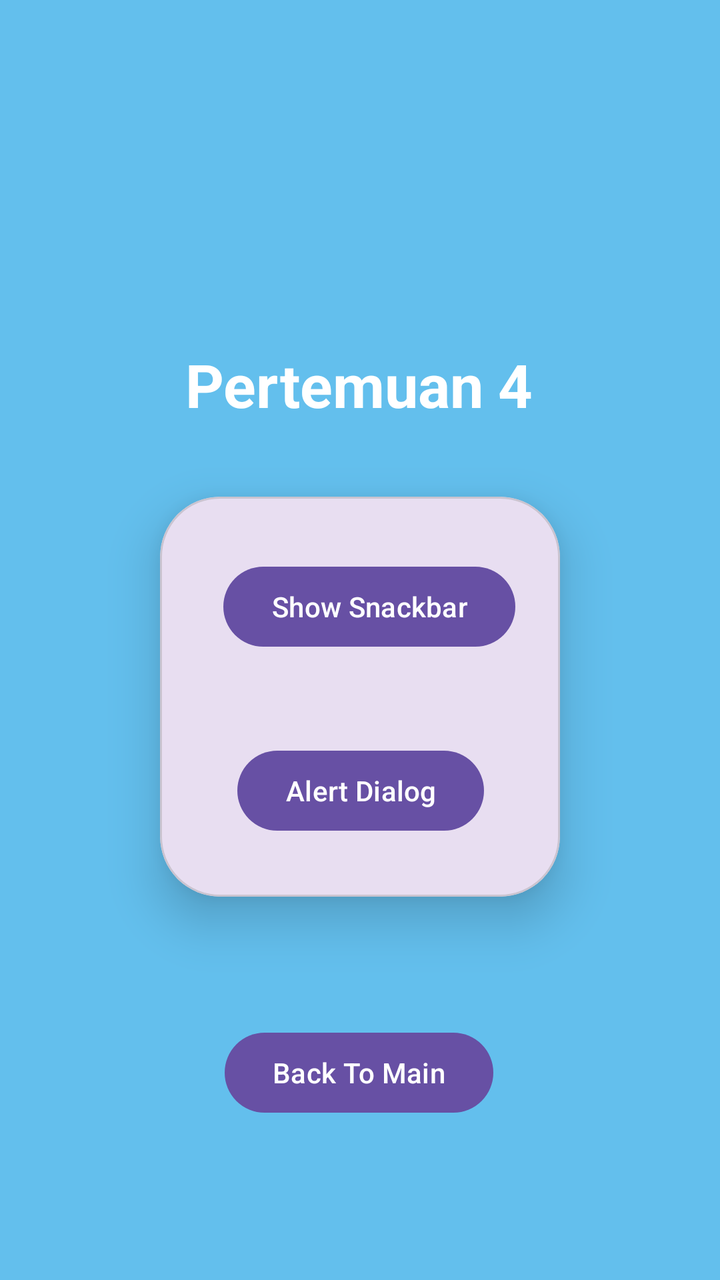
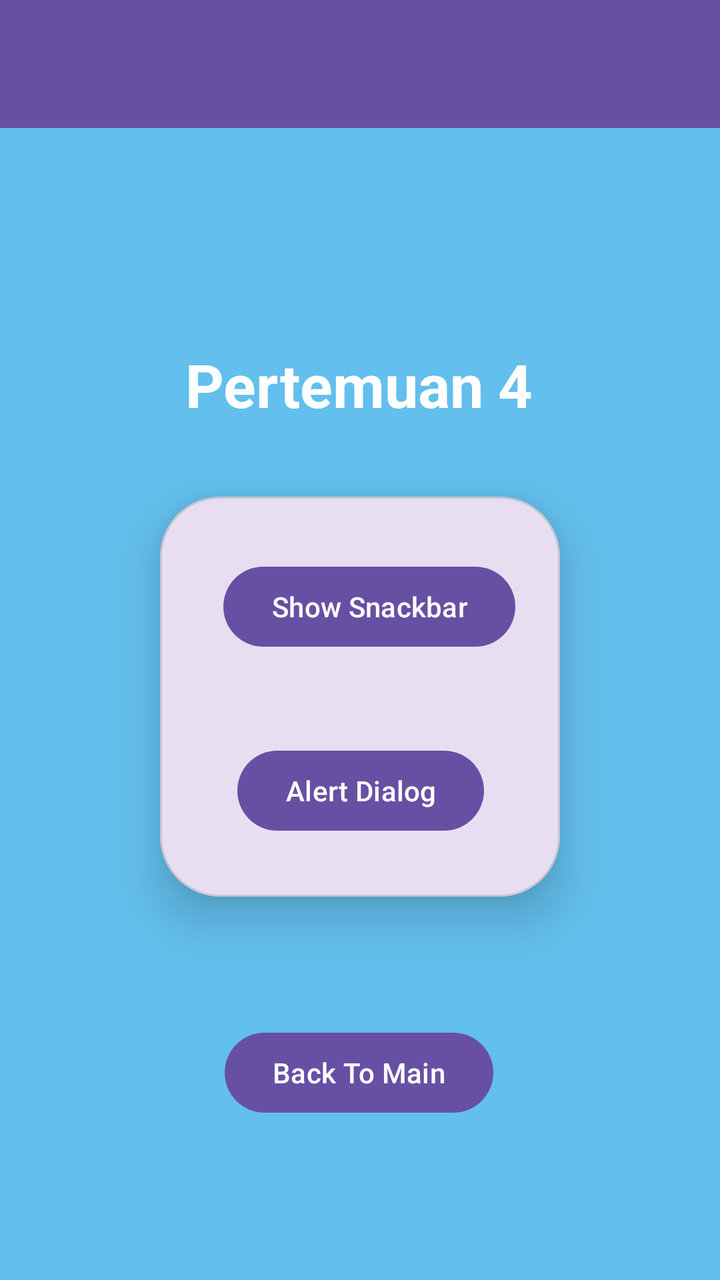

Compare the two renders of this Android layout. The source of the first and the diff that turns it into the second are given below.
<!-- AndroidManifest.xml: application theme Theme.Alfiqapps -->
<!-- res/layout/activity_fourth.xml -->
<?xml version="1.0" encoding="utf-8"?>
<androidx.constraintlayout.widget.ConstraintLayout xmlns:android="http://schemas.android.com/apk/res/android"
    xmlns:app="http://schemas.android.com/apk/res-auto"
    xmlns:tools="http://schemas.android.com/tools"
    android:id="@+id/main"
    android:layout_width="match_parent"
    android:layout_height="match_parent"
    android:background="#63BFED"
    tools:context=".pertemuan_4.FourthActivity">

    <Button
        android:id="@+id/button2"
        android:layout_width="wrap_content"
        android:layout_height="wrap_content"
        android:layout_marginTop="64dp"
        android:text="Back To Main"
        app:layout_constraintEnd_toEndOf="parent"
        app:layout_constraintHorizontal_bias="0.498"
        app:layout_constraintStart_toStartOf="parent"
        app:layout_constraintTop_toBottomOf="@+id/materialCardView" />

    <TextView
        android:id="@+id/textView4"
        android:layout_width="wrap_content"
        android:layout_height="wrap_content"
        android:layout_marginTop="172dp"
        android:text="Pertemuan 4"
        android:textSize="30dp"
        android:textStyle="bold"
        android:textColor="@color/white"
        app:layout_constraintEnd_toEndOf="parent"
        app:layout_constraintHorizontal_bias="0.497"
        app:layout_constraintStart_toStartOf="parent"
        app:layout_constraintTop_toTopOf="parent" />


    <com.google.android.material.card.MaterialCardView
        android:id="@+id/materialCardView"
        android:layout_width="200dp"
        android:layout_height="200dp"
        android:layout_marginTop="36dp"
        app:cardCornerRadius="30dp"
        app:cardElevation="15dp"
        app:layout_constraintEnd_toEndOf="parent"
        app:layout_constraintStart_toStartOf="parent"
        app:layout_constraintTop_toBottomOf="@+id/textView4">

        <androidx.constraintlayout.widget.ConstraintLayout
            android:layout_width="match_parent"
            android:layout_height="match_parent"
            android:layout_margin="15dp">

            <Button
                android:id="@+id/btnShowSnackbar"
                android:layout_width="wrap_content"
                android:layout_height="wrap_content"
                android:layout_marginTop="16dp"
                android:text="Show Snackbar"
                app:layout_constraintEnd_toEndOf="parent"
                app:layout_constraintHorizontal_bias="0.695"
                app:layout_constraintStart_toStartOf="parent"
                app:layout_constraintTop_toTopOf="parent" />

            <Button
                android:id="@+id/btnShowAlertDialog"
                android:layout_width="wrap_content"
                android:layout_height="wrap_content"
                android:layout_marginTop="44dp"
                android:text="Alert Dialog"
                app:layout_constraintEnd_toEndOf="parent"
                app:layout_constraintHorizontal_bias="0.506"
                app:layout_constraintStart_toStartOf="parent"
                app:layout_constraintTop_toBottomOf="@+id/btnShowSnackbar" />
        </androidx.constraintlayout.widget.ConstraintLayout>


    </com.google.android.material.card.MaterialCardView>


</androidx.constraintlayout.widget.ConstraintLayout>
<!-- resources referenced by this layout -->
<resources>
  <color name="white">#FFFFFFFF</color>
  <style name="Theme.Alfiqapps" parent="Base.Theme.Alfiqapps" />
  <style name="Base.Theme.Alfiqapps" parent="Theme.Material3.DayNight.NoActionBar">
          
          
      </style>
</resources>

<!-- the commit's change to res/layout/activity_fourth.xml (unified diff, before → after) -->
@@ -76,5 +76,15 @@
 
     </com.google.android.material.card.MaterialCardView>
 
+    <androidx.appcompat.widget.Toolbar
+        android:id="@+id/toolbar"
+        android:layout_width="match_parent"
+        android:layout_height="?attr/actionBarSize"
+        android:background="?attr/colorPrimary"
+        app:titleTextColor="@android:color/white"
+        app:subtitleTextColor="@android:color/white"
+        app:layout_constraintTop_toTopOf="parent"
+        app:layout_constraintStart_toStartOf="parent"
+        app:layout_constraintEnd_toEndOf="parent" />
 
 </androidx.constraintlayout.widget.ConstraintLayout>
